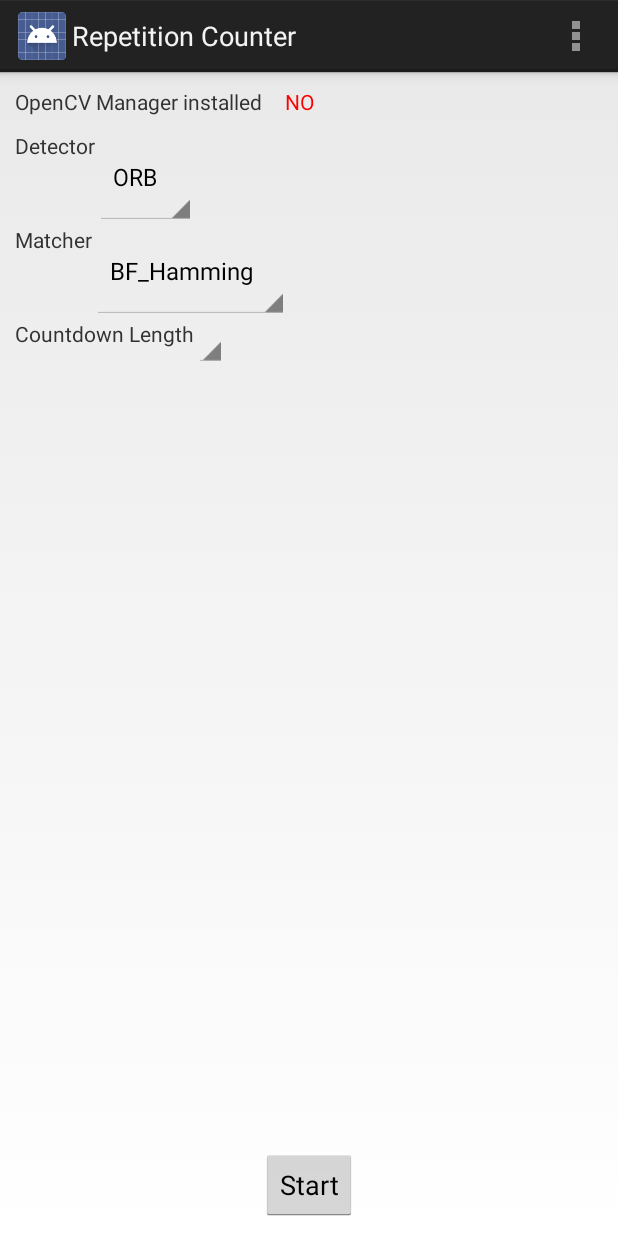
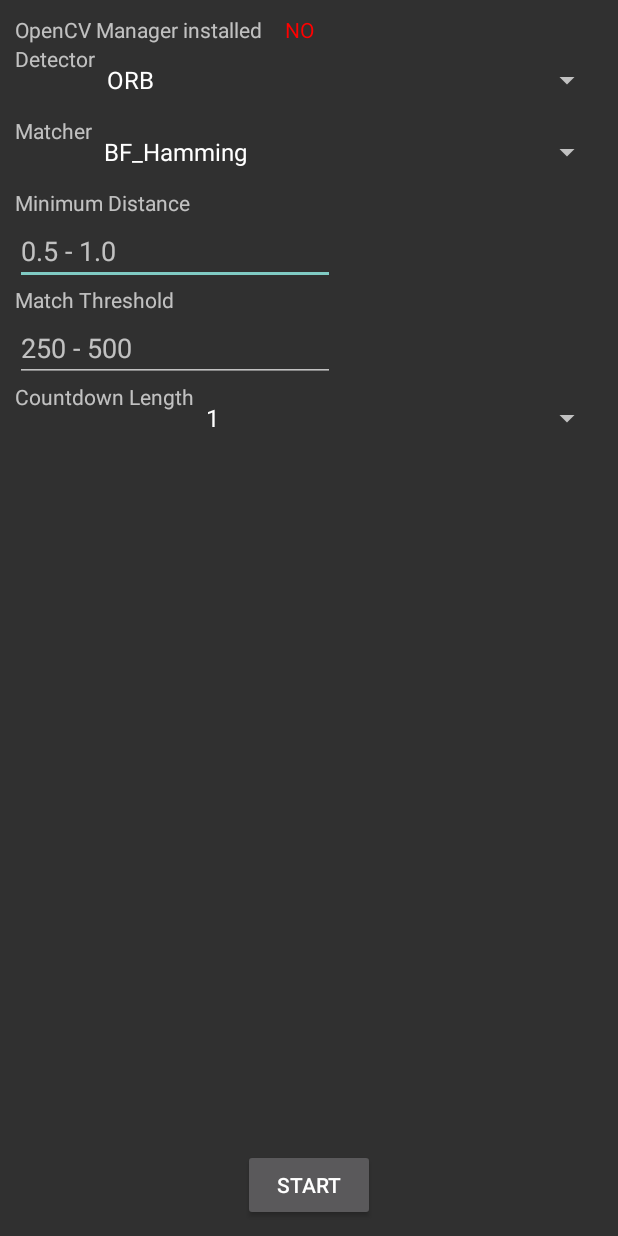
Before and after one commit to klexxp/RepCounter, an Android app: the screen it shows after launch (MainActivity), on a phone screen of 412 x 824 dp. Run offline under Robolectric (Android 15) with nearby library versions, the phone set to English and light mode, and no system bars; libraries missing offline, so code that uses them is left out: org.opencv.android.

Commit message:
Rework Main Activity
-  Added distance and match threshold fields.
- emptied cancelAll()

```diff
--- a/app/build.gradle
+++ b/app/build.gradle
@@ -2,7 +2,7 @@ apply plugin: 'com.android.application'
 
 android {
     compileSdkVersion 22
-    buildToolsVersion "21.1.2"
+    buildToolsVersion "22.0.1"
 
     defaultConfig {
         applicationId "univie.a1048134.repcounter"
@@ -17,6 +17,9 @@ android {
             proguardFiles getDefaultProguardFile('proguard-android.txt'), 'proguard-rules.pro'
         }
     }
+    lintOptions {
+        abortOnError false
+    }
 }
 
 dependencies {
--- a/app/src/main/AndroidManifest.xml
+++ b/app/src/main/AndroidManifest.xml
@@ -13,7 +13,7 @@
         android:allowBackup="true"
         android:icon="@mipmap/ic_launcher"
         android:label="@string/app_name"
-        android:theme="@style/AppTheme" >
+        android:theme="@android:style/Theme.Material.NoActionBar" >
         <activity
             android:name=".MainActivity"
             android:label="@string/title_activity_main"
@@ -27,7 +27,7 @@
         <activity
             android:name=".CounterActivity"
             android:label="@string/title_activity_counter"
-            android:theme="@android:style/Theme.NoTitleBar.Fullscreen"
+            android:theme="@android:style/Theme.Material.NoActionBar.Fullscreen"
             android:screenOrientation="landscape">
         </activity>
     </application>
--- a/app/src/main/java/univie/a1048134/repcounter/MainActivity.java
+++ b/app/src/main/java/univie/a1048134/repcounter/MainActivity.java
@@ -56,6 +56,8 @@ public class MainActivity extends Activity{
                 intent.putExtra("Detector", mSelectedDetector);
                 intent.putExtra("Matcher", mSelectedMatcher);
                 intent.putExtra("Countdown", mSelectedCountdown);
+                intent.putExtra("Distance",((TextView)findViewById(R.id.minDist_chooser)).getText());
+                intent.putExtra("Matches",((TextView)findViewById(R.id.matchThres_chooser)).getText());
                 startActivity(intent);
             }
         });
@@ -120,17 +122,19 @@ public class MainActivity extends Activity{
         });
 
         // Countdown Spinner
+        final String[] ints = {"1","3","5","10","15"};
+        ArrayAdapter<String> countdownAdapter = new ArrayAdapter<String>(
+                this, android.R.layout.simple_spinner_dropdown_item, ints
+        );
+        countdownSpinner = (Spinner) findViewById(R.id.countdown_spinner);
 
-        countdownSpinner = (Spinner) findViewById(R.id.countdown_spinner);
-        final int[] items = new int[]{1,5,10,15,30};
-        ArrayAdapter<int[]> times = new ArrayAdapter<>(this, android.R.layout.simple_spinner_dropdown_item);
-        //times.add(items);
-        countdownSpinner.setAdapter(times);
+        countdownSpinner.setAdapter(countdownAdapter);
 
         countdownSpinner.setOnItemSelectedListener(new AdapterView.OnItemSelectedListener() {
             @Override
             public void onItemSelected(AdapterView<?> adapterView, View view, int i, long l) {
-                mSelectedCountdown = items[countdownSpinner.getSelectedItemPosition()];
+                String value = countdownSpinner.getSelectedItem().toString();
+                mSelectedCountdown = Integer.valueOf(value);
             }
 
             @Override
--- a/app/src/main/res/layout/activity_main.xml
+++ b/app/src/main/res/layout/activity_main.xml
@@ -1,5 +1,7 @@
 <RelativeLayout xmlns:android="http://schemas.android.com/apk/res/android"
-    xmlns:tools="http://schemas.android.com/tools" android:layout_width="match_parent"
+    xmlns:tools="http://schemas.android.com/tools"
+    xmlns:android.support.design="http://schemas.android.com/apk/res-auto"
+    android:layout_width="match_parent"
     android:layout_height="match_parent"
     tools:context="univie.a1048134.repcounter.MainActivity"
     android:padding="10dp">
@@ -11,8 +13,7 @@
         android:layout_width="wrap_content"
         android:layout_height="wrap_content"
         android:layout_alignParentStart="true"
-            android:layout_alignParentTop="true"
-            android:paddingBottom="10dp"/>
+        android:layout_alignParentTop="true" />
     <TextView
         android:id="@+id/opencvManagerStatus"
         android:text="@string/opencvManagerStatus"
@@ -22,7 +23,8 @@
         android:layout_toEndOf="@id/opencvManagerStatusText"
         android:layout_alignParentTop="true"
         android:paddingStart="15dp"
-            android:paddingEnd="15dp" />
+        android:paddingEnd="15dp"
+        style="@style/myTextView" />
     <!-- Detectors Spinner -->
     <TextView
         android:id="@+id/detectors_text"
@@ -31,14 +33,16 @@
         android:layout_height="wrap_content"
         android:layout_alignParentStart="true"
         android:layout_below="@id/opencvManagerStatusText"
-            android:layout_centerVertical="true"/>
+        style="@style/myTextView" />
     <Spinner
         android:id="@+id/detectors_spinner"
         android:layout_width="wrap_content"
         android:layout_height="wrap_content"
         android:spinnerMode="dropdown"
+        android:layout_alignParentEnd="true"
         android:layout_toEndOf="@id/detectors_text"
-            android:layout_alignTop="@id/detectors_text" />
+        android:layout_alignTop="@id/detectors_text"
+        style="@style/mySpinner" />
     <!--Matchers spinner -->
     <TextView
         android:id="@+id/matchers_text"
@@ -46,30 +50,70 @@
         android:layout_width="wrap_content"
         android:layout_height="wrap_content"
         android:layout_alignParentStart="true"
-            android:layout_below="@+id/detectors_spinner"
-            android:gravity="center_vertical"/>
+        android:layout_below="@id/detectors_spinner"
+        style="@style/myTextView" />
     <Spinner
         android:id="@+id/matchers_spinner"
         android:layout_width="wrap_content"
         android:layout_height="wrap_content"
         android:spinnerMode="dropdown"
+        android:layout_alignParentEnd="true"
         android:layout_toEndOf="@id/matchers_text"
-            android:layout_below="@id/detectors_spinner"
-            android:gravity="center"/>
+        android:layout_alignTop="@id/matchers_text"
+        style="@style/mySpinner" />
+    <!-- Minimum Distance -->
+    <TextView
+        android:text="@string/minDist_text"
+        android:id="@+id/minDist_text"
+        android:layout_width="wrap_content"
+        android:layout_height="wrap_content"
+        android:layout_below="@id/matchers_spinner"
+        android:layout_alignParentStart="true"
+        style="@style/myTextView" />
+    <EditText
+        android:id="@+id/minDist_chooser"
+        android:layout_width="wrap_content"
+        android:layout_height="wrap_content"
+        android:inputType="number"
+        android:ems="10"
+        android:hint="@string/minDist_hint"
+        android:layout_below="@id/minDist_text"
+        android:layout_alignParentStart="true" />
+    <!-- Match Threshold -->
+    <TextView
+        android:id="@+id/matchThres_text"
+        android:text="@string/matchThres_text"
+        android:layout_width="wrap_content"
+        android:layout_height="wrap_content"
+        android:layout_below="@id/minDist_chooser"
+        android:layout_alignParentStart="true"
+        style="@style/myTextView" />
+    <EditText
+        android:id="@+id/matchThres_chooser"
+        android:layout_width="wrap_content"
+        android:layout_height="wrap_content"
+        android:inputType="number"
+        android:ems="10"
+        android:hint="@string/match_hint"
+        android:layout_below="@id/matchThres_text"
+        android:layout_alignParentStart="true" />
     <!-- Countdown spinner -->
     <TextView
         android:id="@+id/countdown_text"
         android:text="@string/countdown_text"
         android:layout_width="wrap_content"
         android:layout_height="wrap_content"
-            android:layout_below="@+id/matchers_spinner"
-            android:layout_alignParentStart="true"/>
+        android:layout_below="@id/matchThres_chooser"
+        android:layout_alignParentStart="true"
+        style="@style/myTextView" />
     <Spinner
         android:id="@+id/countdown_spinner"
         android:layout_width="wrap_content"
         android:layout_height="wrap_content"
-            android:layout_below="@+id/matchers_spinner"
-            android:layout_toEndOf="@id/countdown_text"/>
+        android:layout_alignTop="@id/countdown_text"
+        android:layout_alignParentEnd="true"
+        android:layout_toEndOf="@id/countdown_text"
+        style="@style/mySpinner" />
     <!-- Start button -->
     <Button
         android:id="@+id/start_button"
@@ -78,5 +122,4 @@
         android:layout_height="wrap_content"
         android:layout_alignParentBottom="true"
         android:layout_centerHorizontal="true"/>
-
 </RelativeLayout>
--- a/app/src/main/res/values/strings.xml
+++ b/app/src/main/res/values/strings.xml
@@ -12,6 +12,10 @@
     <string name="repetition_count_label">Repetition Count:</string>
     <string name="repetition_count_text">0</string>
     <string name="countdown_text">Countdown Length</string>
+    <string name="minDist_text">Minimum Distance</string>
+    <string name="matchThres_text">Match Threshold</string>
+    <string name="minDist_hint">0.5 - 1.0</string>
+    <string name="match_hint">250 - 500</string>
 
     <string name="action_settings">Settings</string>
     <string name="title_activity_counter">CounterActivity</string>
```
Also changed, not shown: 1 other file. Lines whose indentation alone changed are shown as unchanged.
